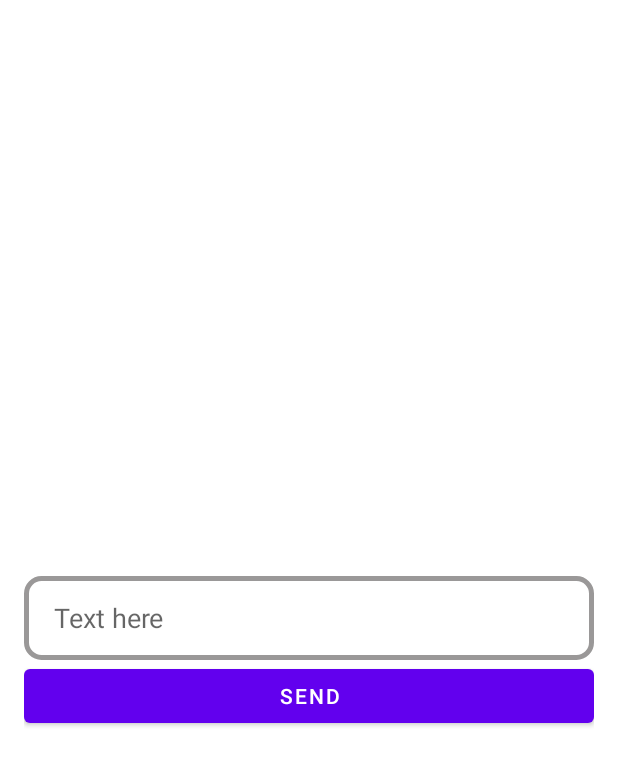
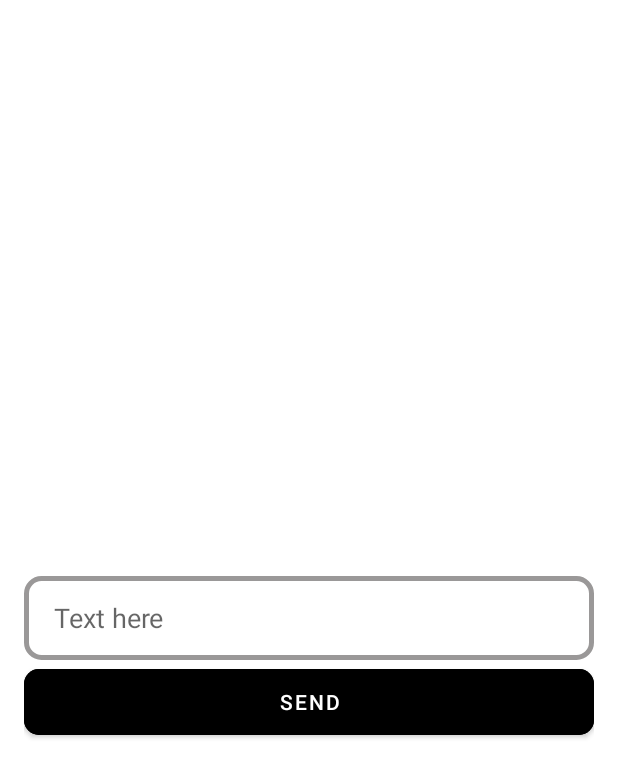
Before and after one commit to E-Dastann/kotlin_1, an Android app: the layout activity_main2.xml on its own in the app's theme, with its tools: preview values and no code run, on a phone screen of 412 x 824 dp. Shown: the top 778 px of the screen. Run offline under Robolectric (Android 15) with nearby library versions, the phone set to English and light mode, and no system bars.

Commit message:
add new details

```diff
--- a/app/build.gradle
+++ b/app/build.gradle
@@ -26,6 +26,9 @@ android {
         sourceCompatibility JavaVersion.VERSION_1_8
         targetCompatibility JavaVersion.VERSION_1_8
     }
+    buildFeatures{
+        viewBinding true
+    }
     kotlinOptions {
         jvmTarget = '1.8'
     }
--- a/app/src/main/res/layout/activity_main2.xml
+++ b/app/src/main/res/layout/activity_main2.xml
@@ -8,26 +8,28 @@
     tools:context=".MainActivity2">
 
     <EditText
-        android:background="@drawable/border"
         android:id="@+id/et_second_main"
         android:layout_width="match_parent"
         android:layout_height="?actionBarSize"
+        android:background="@drawable/border"
+        android:hint="@string/text_here"
+        android:paddingStart="20sp"
         app:layout_constraintBottom_toBottomOf="parent"
+        app:layout_constraintEnd_toEndOf="parent"
         app:layout_constraintStart_toStartOf="parent"
-        app:layout_constraintEnd_toEndOf="parent"
         app:layout_constraintTop_toTopOf="parent"
-        android:paddingStart="20sp"
-        android:hint="@string/text_here"
         tools:ignore="Autofill,RtlSymmetry,TextFields" />
 
-    <Button
+    <com.google.android.material.button.MaterialButton
         android:id="@+id/btn_second"
         android:layout_width="match_parent"
-        android:layout_height="wrap_content"
-        app:layout_constraintTop_toBottomOf="@id/et_second_main"
+        android:layout_height="?actionBarSize"
+        android:backgroundTint="@color/black"
+        android:text="@string/send"
+        android:textColor="@color/white"
+        app:cornerRadius="10dp"
+        app:layout_constraintEnd_toEndOf="parent"
         app:layout_constraintStart_toStartOf="parent"
-        app:layout_constraintEnd_toEndOf="parent"
-        android:text="@string/send"
-        />
+        app:layout_constraintTop_toBottomOf="@id/et_second_main" />
 
 </androidx.constraintlayout.widget.ConstraintLayout>
--- a/app/src/main/res/values/strings.xml
+++ b/app/src/main/res/values/strings.xml
@@ -1,5 +1,8 @@
 <resources>
-    <string name="app_name">kotlin_1</string>
+    <string name="app_name">kotlin_!</string>
     <string name="text_here">Text here</string>
     <string name="send">send</string>
+    <string name="write_text">что  то  пишите</string>
+    <string name="key">ключ</string>
+
 </resources>
```
Also changed, not shown: app/src/main/java/com/example/kotlin_1/MainActivity.kt (+17 -13 lines), app/src/main/java/com/example/kotlin_1/MainActivity2.kt (+11 -11 lines), app/src/main/res/layout/activity_main.xml (+5 -2 lines).
